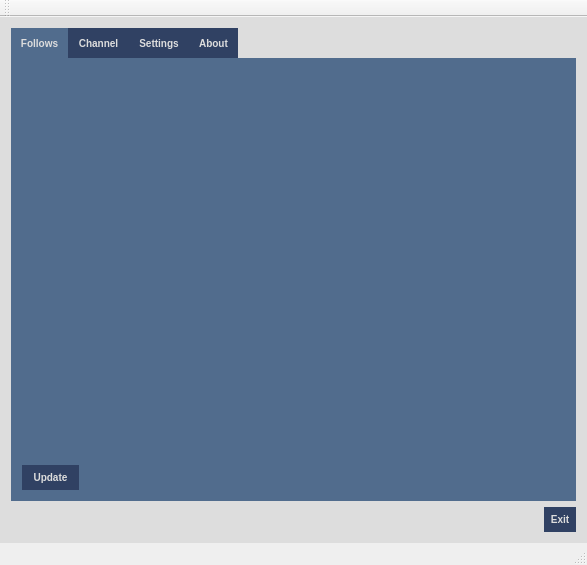
Rutle/twitch-program, file mainwindow.ui: the form before one commit.
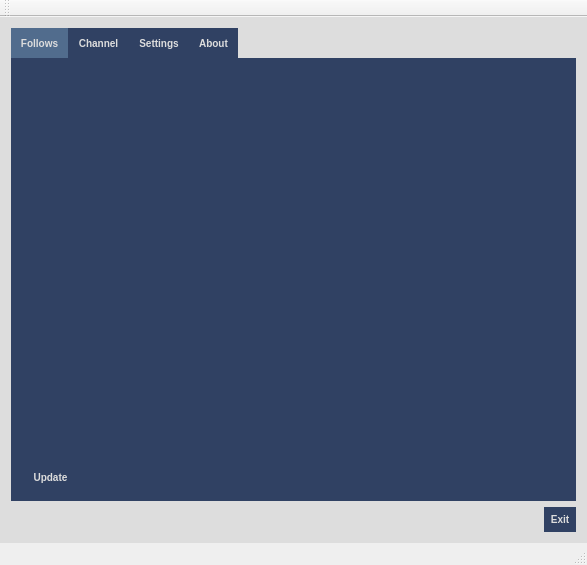
The form after the commit.

Commit message: Small layout changes to QListWidget and QStackedWidget.

What changed in the file:
```diff
--- a/mainwindow.ui
+++ b/mainwindow.ui
@@ -28,7 +28,8 @@
 	border: 0;
 	/* position: absolute; 
 	top: -0.15em; */
-	background-color: #516C8D;
+	background-color: #304163;
+	/*background-color: #516C8D;*/
 }
 
 QTabWidget::tab-bar {
@@ -117,50 +118,43 @@
             </property>
             <property name="minimumSize">
              <size>
-              <width>150</width>
+              <width>140</width>
               <height>0</height>
              </size>
             </property>
             <property name="maximumSize">
              <size>
-              <width>150</width>
+              <width>140</width>
               <height>16777215</height>
              </size>
             </property>
             <property name="styleSheet">
              <string notr="true">QListWidget {
 	show-decoration-selected: 1;
-	background-color: #516C8D;
+	background-color: #304163;
+	/*background-color: #516C8D;*/
 	border: 0;
 }
-
-QListWidget::item {
-	/*background-color:#304163;*/
-    /*color: #DDDDDD;*/
-	margin-bottom: 1px;
-	/*padding: 4px;*/
-}
 /*
-QLabel {
-	color: #DDDDDD;
-	font: bold 10px;
-}
-
-
-
-
-
-QListWidget::item:selected {
-
-	border: 1px solid #304163;
+QLabel:hover {
 	background-color: #516C8D;
-}
-
-QListWidget::item:hover {
-    background-color: #516C8D;
 	border: 1px dashed #304163;
 }
-*/</string>
+*/
+QListWidget::item {
+	margin: 0px;
+	/*margin-bottom: 1px;*/
+}
+
+QListWidget::item:hover {
+    /*background-color: #dddddd;*/
+	border: 1px dashed #dddddd;
+}
+
+QListWidget::item:selected {
+	border: 1px solid #dddddd;
+}
+</string>
             </property>
             <property name="frameShape">
              <enum>QFrame::StyledPanel</enum>
```
Left out of the diff: 2 changed lines with no effect on the pictures. The commit also changes 1 other file.
